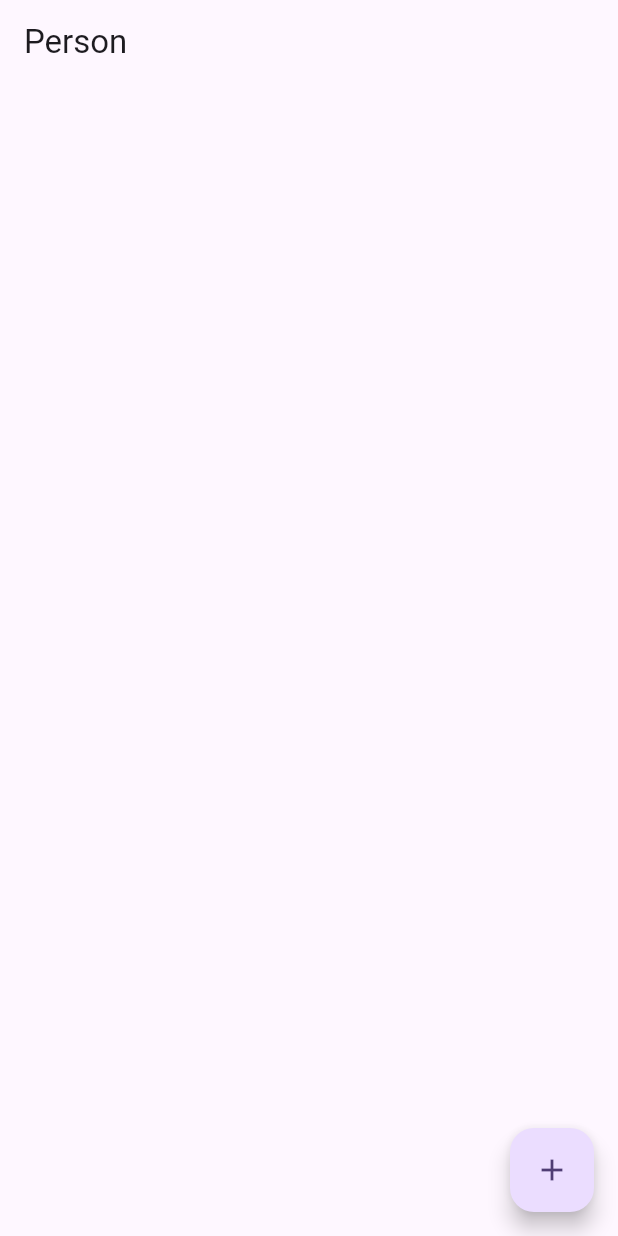
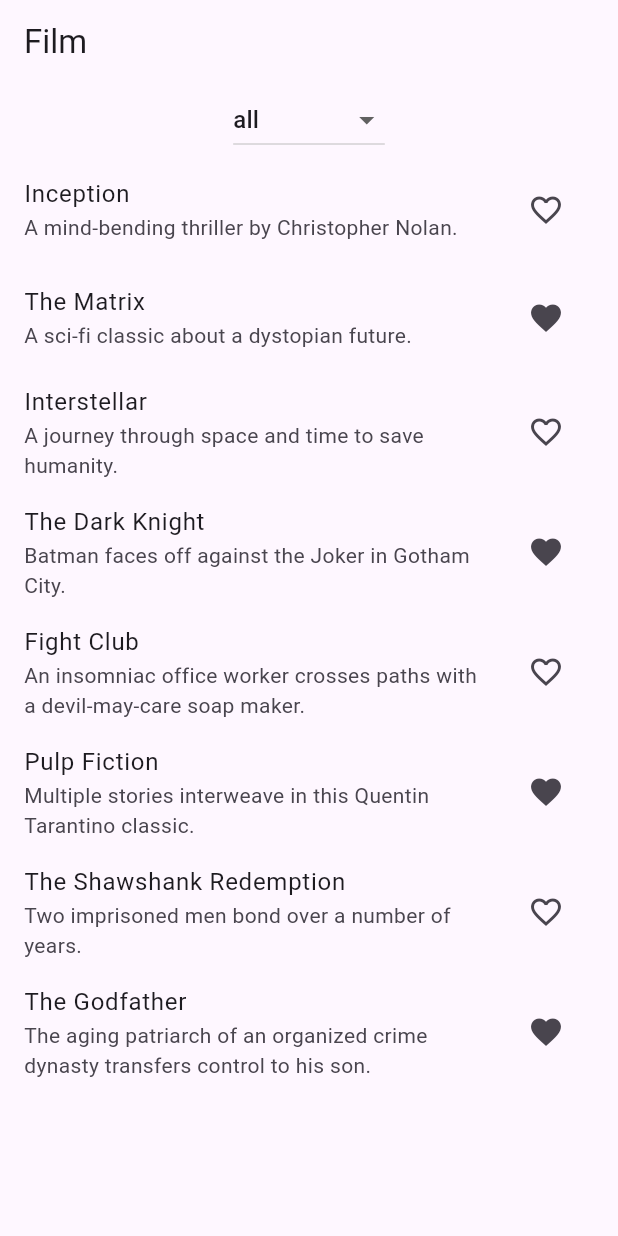
Before and after one commit to DevThurain/riverpod_testing, a Flutter app: the screen it shows after launch, on a phone screen of 412 x 824 dp. Run offline on Flutter 3.47's test engine with Material 3 defaults, Android fonts, the phone set to English and light mode, and no system bars; our stand-ins replace hooks_riverpod.

Commit message:
features: film

```diff
--- a/lib/main.dart
+++ b/lib/main.dart
@@ -1,6 +1,7 @@
 import 'package:flutter/material.dart';
 import 'package:hooks_riverpod/hooks_riverpod.dart';
 import 'package:riverpod_testing/pages/counter/counter_page.dart';
+import 'package:riverpod_testing/pages/film/film_page.dart';
 import 'package:riverpod_testing/pages/person/person_page.dart';
 import 'package:riverpod_testing/pages/ticker/ticker_page.dart';
 import 'package:riverpod_testing/pages/weather/weather_page.dart';
@@ -18,7 +19,7 @@ class MyApp extends StatelessWidget {
         colorScheme: ColorScheme.fromSeed(seedColor: Colors.deepPurple),
         useMaterial3: true,
       ),
-      home: const PersonPage(),
+      home: const FilmPage(),
       onGenerateRoute: (routeSettings) {
         return MaterialPageRoute(
             settings: routeSettings,
@@ -36,6 +37,9 @@ class MyApp extends StatelessWidget {
                 case PersonPage.routeName:
                   return const PersonPage();
 
+                case FilmPage.routeName:
+                  return const FilmPage();
+
                 default:
                   return const CounterPage();
               }
--- /dev/null
+++ b/lib/pages/film/film_page.dart
@@ -0,0 +1,197 @@
+import 'package:flutter/material.dart';
+import 'package:hooks_riverpod/hooks_riverpod.dart';
+
+@immutable
+class Film {
+  final String id;
+  final String title;
+  final String description;
+  final bool isFavorite;
+
+  const Film({
+    required this.id,
+    required this.title,
+    required this.description,
+    required this.isFavorite,
+  });
+
+  @override
+  bool operator ==(covariant Film other) {
+    return id == other.id && isFavorite == other.isFavorite;
+  }
+
+  @override
+  int get hashCode => Object.hashAll([id, isFavorite]);
+
+  Film copy({required isFav}) => Film(
+        id: id,
+        title: title,
+        description: description,
+        isFavorite: isFav,
+      );
+}
+
+const List<Film> filmList = [
+  Film(
+    id: '1',
+    title: 'Inception',
+    description: 'A mind-bending thriller by Christopher Nolan.',
+    isFavorite: false,
+  ),
+  Film(
+    id: '2',
+    title: 'The Matrix',
+    description: 'A sci-fi classic about a dystopian future.',
+    isFavorite: true,
+  ),
+  Film(
+    id: '3',
+    title: 'Interstellar',
+    description: 'A journey through space and time to save humanity.',
+    isFavorite: false,
+  ),
+  Film(
+    id: '4',
+    title: 'The Dark Knight',
+    description: 'Batman faces off against the Joker in Gotham City.',
+    isFavorite: true,
+  ),
+  Film(
+    id: '5',
+    title: 'Fight Club',
+    description: 'An insomniac office worker crosses paths with a devil-may-care soap maker.',
+    isFavorite: false,
+  ),
+  Film(
+    id: '6',
+    title: 'Pulp Fiction',
+    description: 'Multiple stories interweave in this Quentin Tarantino classic.',
+    isFavorite: true,
+  ),
+  Film(
+    id: '7',
+    title: 'The Shawshank Redemption',
+    description: 'Two imprisoned men bond over a number of years.',
+    isFavorite: false,
+  ),
+  Film(
+    id: '8',
+    title: 'The Godfather',
+    description: 'The aging patriarch of an organized crime dynasty transfers control to his son.',
+    isFavorite: true,
+  ),
+];
+
+enum FilmType { all, favorite, noFavorite }
+
+var filmTypeProvider = StateProvider((ref) => FilmType.all);
+
+class FilmListNotifier extends StateNotifier<List<Film>> {
+  FilmListNotifier() : super(filmList);
+
+  void addToFavorite(Film film) {
+    state = state.map((f) => f.id == film.id ? film.copy(isFav: true) : f).toList();
+  }
+
+  void removeFromFavorite(Film film) {
+    state = state.map((f) => f.id == film.id ? film.copy(isFav: false) : f).toList();
+  }
+}
+
+var allFilmListProvider =
+    StateNotifierProvider<FilmListNotifier, List<Film>>((ref) => FilmListNotifier());
+
+var favoriteFilmListProvider =
+    Provider<Iterable<Film>>((ref) => ref.watch(allFilmListProvider).where((film) => film.isFavorite));
+
+var noFavoriteFilmListProvider =
+    Provider<Iterable<Film>>((ref) => ref.watch(allFilmListProvider).where((film) => !film.isFavorite));
+
+class FilmPage extends StatelessWidget {
+  static const routeName = 'film_page';
+  const FilmPage({super.key});
+
+  @override
+  Widget build(BuildContext context) {
+    return Scaffold(
+      appBar: AppBar(
+        title: const Text('Film'),
+      ),
+      body: Column(
+        children: [
+          const FilterWidget(),
+          Consumer(
+            builder: (context, ref, child) {
+              switch (ref.watch(filmTypeProvider)) {
+                case FilmType.all:
+                  return FilmListWidget(provider: allFilmListProvider);
+
+                case FilmType.favorite:
+                  return FilmListWidget(provider: favoriteFilmListProvider);
+
+                case FilmType.noFavorite:
+                  return FilmListWidget(provider: noFavoriteFilmListProvider);
+              }
+            },
+          ),
+        ],
+      ),
+    );
+  }
+}
+
+class FilmListWidget extends ConsumerWidget {
+  final AlwaysAliveProviderBase<Iterable<Film>> provider;
+  const FilmListWidget({super.key, required this.provider});
+
+  @override
+  Widget build(BuildContext context, WidgetRef ref) {
+    var filmList = ref.watch(provider);
+    return Expanded(
+      child: ListView.builder(
+        itemCount: filmList.length,
+        itemBuilder: ((context, index) {
+          var film = filmList.elementAt(index);
+          return ListTile(
+            title: Text(film.title),
+            subtitle: Text(film.description),
+            trailing: IconButton(
+              icon: film.isFavorite ? const Icon(Icons.favorite) : const Icon(Icons.favorite_outline),
+              onPressed: () {
+                if (film.isFavorite) {
+                  ref.read(allFilmListProvider.notifier).removeFromFavorite(film);
+                } else {
+                  ref.read(allFilmListProvider.notifier).addToFavorite(film);
+                }
+              },
+            ),
+          );
+        }),
+      ),
+    );
+  }
+}
+
+class FilterWidget extends StatelessWidget {
+  const FilterWidget({super.key});
+
+  @override
+  Widget build(BuildContext context) {
+    return Consumer(
+      builder: (context, ref, child) {
+        return DropdownButton<FilmType>(
+          value: ref.watch(filmTypeProvider),
+          items: FilmType.values
+              .map((filmType) => DropdownMenuItem(
+                    value: filmType,
+                    child: Text(filmType.name),
+                  ))
+              .toList(),
+          onChanged: (selectedFilmType) {
+            ref.read(filmTypeProvider.notifier).state = selectedFilmType!;
+          },
+        );
+      },
+    );
+  }
+}
--- a/lib/pages/person/person_page.dart
+++ b/lib/pages/person/person_page.dart
@@ -68,15 +68,14 @@ class PersonPage extends ConsumerWidget {
 
   @override
   Widget build(BuildContext context, WidgetRef ref) {
-    var data = ref.watch(personProvider);
-    debugPrint(data._personList.toString());
-
     return Scaffold(
       appBar: AppBar(
         title: const Text('Person'),
       ),
       body: Consumer(
         builder: ((context, ref, child) {
+          var data = ref.watch(personProvider);
+          debugPrint(data._personList.toString());
           return ListView.builder(
               itemCount: data.itemLength,
               itemBuilder: (context, index) {
@@ -99,7 +98,7 @@ class PersonPage extends ConsumerWidget {
           var newPerson = await createOrUpdatePerson(context: context);
           debugPrint(newPerson.toString());
           if (newPerson != null) {
-            data.add(newPerson);
+            ref.read(personProvider).add(newPerson);
           }
         },
       ),
```
